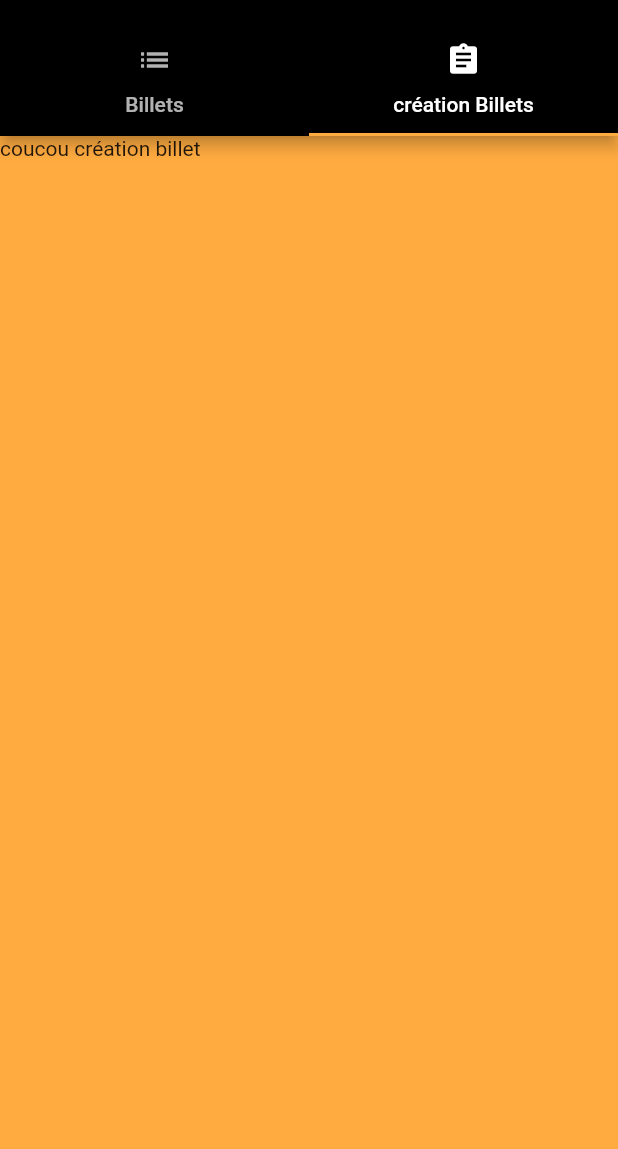
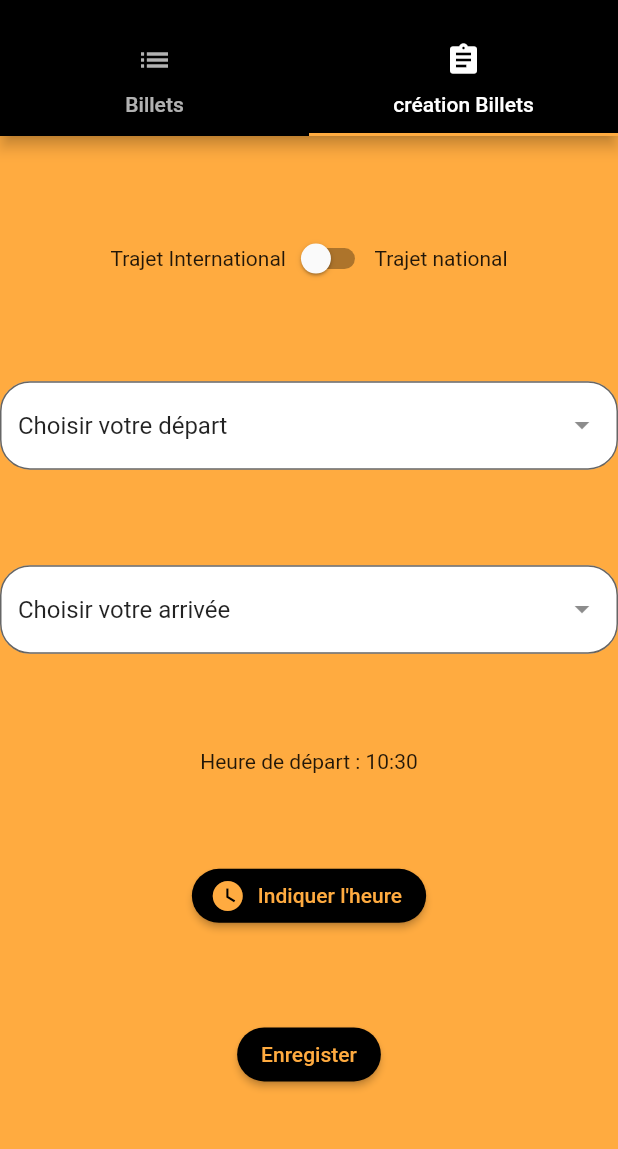
Before and after one commit to ackwrit/AfricarWebapp, a Flutter app: the helpdeskPage screen opened directly, tab 2 chosen, on a phone screen of 412 x 824 dp, the part 59-1208 px from its top. Run offline on Flutter 3.47's test engine with Material 2 defaults, Android fonts, the phone set to English and light mode, and no system bars; drawn by our look-alikes of dropdown_search; our stand-ins replace cloud_firestore, date_format, file_picker, firebase_auth, firebase_database, firebase_storage and 5 more; missing offline and left inert: animate_icons, calendar_strip, firebase_auth_web, search_widget; accounts and stored records are empty.

Commit message:
feature ajout partie helpdesk

```diff
--- /dev/null
+++ b/lib/controller/creationBillet.dart
@@ -0,0 +1,199 @@
+import 'dart:async';
+
+import 'package:africarwebapp/controller/listingCreationTrajet.dart';
+import 'package:africarwebapp/view/my_widgets/constants.dart';
+import 'package:africarwebapp/view/my_widgets/my_snack_time.dart';
+import 'package:dropdown_search/dropdown_search.dart';
+import 'package:flutter/material.dart';
+import 'package:intl/intl.dart';
+
+class creationBillet extends StatefulWidget{
+  @override
+  State<StatefulWidget> createState() {
+    // TODO: implement createState
+    return CreationState();
+  }
+
+}
+
+class CreationState extends State<creationBillet>{
+  bool trajetinternational=false;
+  DateFormat formatheure = DateFormat.Hm('fr_FR');
+  String destinationSelectionDepart='Choisir votre départ';
+  String destinationSelectionArrivee='Choisir votre arrivée';
+  GlobalKey <ScaffoldState> globalkeyTrajet = GlobalKey<ScaffoldState>();
+  @override
+  Widget build(BuildContext context) {
+    // TODO: implement build
+    return bodyPage();
+
+  }
+
+
+  Widget bodyPage(){
+    return Column(
+      mainAxisAlignment: MainAxisAlignment.spaceEvenly,
+      children: [
+        SliderInternational(),
+        Container(
+          height: 65,
+          child: DropdownSearch<String>(
+
+            validator: (v) => v == null ? "required field" : null,
+            hint: "Choisir la gare de départ",
+            searchBoxDecoration: InputDecoration(
+                fillColor: Colors.white,
+                filled: true,
+                hintText: 'Indiquer votre ville de départ',
+                alignLabelWithHint: true,
+
+                border: OutlineInputBorder(borderRadius: BorderRadius.circular(20))
+            ),
+            showSearchBox: true,
+            dropdownSearchDecoration: InputDecoration(
+                fillColor: Colors.white,
+                filled: true,
+                border: OutlineInputBorder(borderRadius: BorderRadius.circular(20))
+
+            ),
+            mode: Mode.DIALOG,
+            showSelectedItem: true,
+            items: (trajetinternational)?gares:garesInternational,
+            showClearButton: false,
+            onChanged: (text){
+              setState(() {
+                destinationSelectionDepart=text;
+              });
+            },
+
+            selectedItem: destinationSelectionDepart,
+          ),
+        ),
+        Container(
+          height: 65,
+          child: DropdownSearch<String>(
+
+            validator: (v) => v == null ? "required field" : null,
+            hint: "Choisir la gare de destination",
+            searchBoxDecoration: InputDecoration(
+                fillColor: Colors.white,
+                filled: true,
+                hintText: 'Indiquer votre ville de destination',
+                alignLabelWithHint: true,
+
+                border: OutlineInputBorder(borderRadius: BorderRadius.circular(20))
+            ),
+            showSearchBox: true,
+            dropdownSearchDecoration: InputDecoration(
+                fillColor: Colors.white,
+                filled: true,
+                border: OutlineInputBorder(borderRadius: BorderRadius.circular(20))
+
+            ),
+            mode: Mode.DIALOG,
+            showSelectedItem: true,
+            items: (trajetinternational)?gares:garesInternational,
+            showClearButton: false,
+            onChanged: (text){
+              setState(() {
+                destinationSelectionArrivee=text;
+              });
+            },
+
+            selectedItem: destinationSelectionArrivee,
+          ),
+        ),
+        (globalTimeDepart==null)?Text('Heure de départ : ${formatheure.format(DateTime.now())}'):Text('Heure de départ : ${formatheure.format(globalTimeDepart)} '),
+
+        RaisedButton.icon(icon: Icon(Icons.watch_later,color: background,),
+          color: backgroundbar,
+          shape: RoundedRectangleBorder(borderRadius: BorderRadius.circular(20)),
+          onPressed: affichageSnack,
+          label:Text("Indiquer l'heure",style: TextStyle(color: background),),
+
+        ),
+
+
+
+        RaisedButton(
+            color: backgroundbar,
+            shape: RoundedRectangleBorder(borderRadius: BorderRadius.circular(20)),
+            child: Text('Enregister',style: TextStyle(color: background),),
+            onPressed: TrajetCreation),
+
+
+
+      ],
+    );
+  }
+
+
+
+
+  Widget SliderInternational()
+  {
+    return Row(
+      mainAxisAlignment: MainAxisAlignment.center,
+      children: [
+        Text('Trajet International'),
+        Switch(
+          value: trajetinternational,
+            onChanged: (bool b){
+              setState(() {
+                trajetinternational=b;
+              });
+
+
+            },
+
+        ),
+        Text('Trajet national')
+      ],
+    );
+  }
+
+
+  affichageSnack()
+  {
+    int count=0;
+    int affichage;
+    //globalkeyTrajet.currentState.showBottomSheet((builder) => MysnackbarTime(timerheure: heureTimer,));
+    Navigator.push(context, MaterialPageRoute(
+        builder: (BuildContext context){
+          return MysnackbarTime();
+        }
+    ));
+    Timer.periodic(Duration(seconds:2), (timer){
+      if(count<10)
+      {
+        count++;
+        print(count);
+        setState(() {
+          affichage=count;
+        });
+
+      }
+      else
+      {
+        timer.cancel();
+      }
+
+
+
+    });
+
+
+
+  }
+
+
+  TrajetCreation(){
+    return Navigator.push(context, MaterialPageRoute(
+      builder: (BuildContext ctx){
+        return listingCreationTrajet(depart: destinationSelectionDepart,destination: destinationSelectionArrivee,);
+      }
+    ));
+  }
+
+
+}
--- a/lib/pages/helpdeskPage.dart
+++ b/lib/pages/helpdeskPage.dart
@@ -1,4 +1,5 @@
 import 'package:africarwebapp/controller/billetProvisoire.dart';
+import 'package:africarwebapp/controller/creationBillet.dart';
 import 'package:africarwebapp/view/my_widgets/constants.dart';
 import 'package:flutter/material.dart';
 
@@ -46,7 +47,7 @@ class homeHelpdesk extends State<helpdeskPage>{
   List<Widget> controllers(){
     return [
       billetProvisoire(),
-    Text('coucou création billet')
+      creationBillet()
     ];
   }
 
```
Also changed, not shown: lib/controller/listingCreationTrajet.dart (added, +112 -0 lines), lib/controller/validation_billet.dart (+6 -3 lines).
